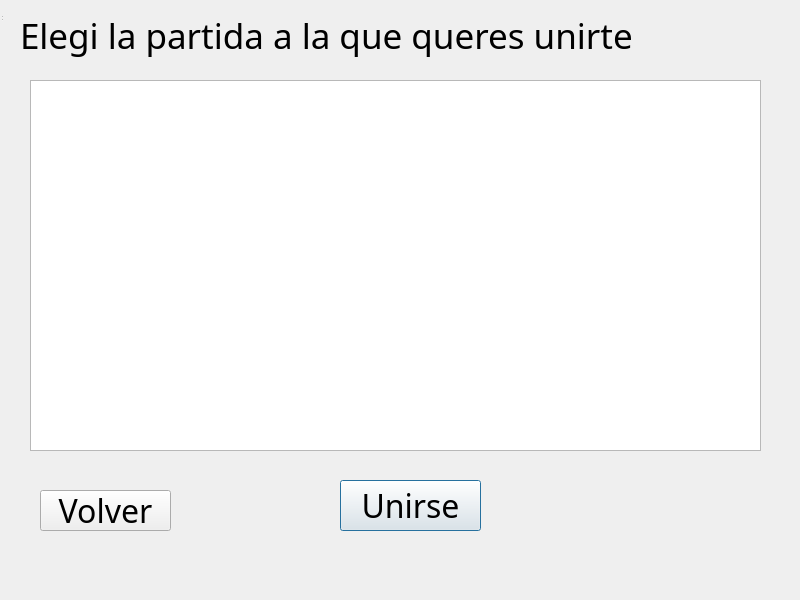
franciscoduc4/TP_Jazz_Jackrabbit_2, file src/Client/Lobby/gamelist.ui: the form before one commit.
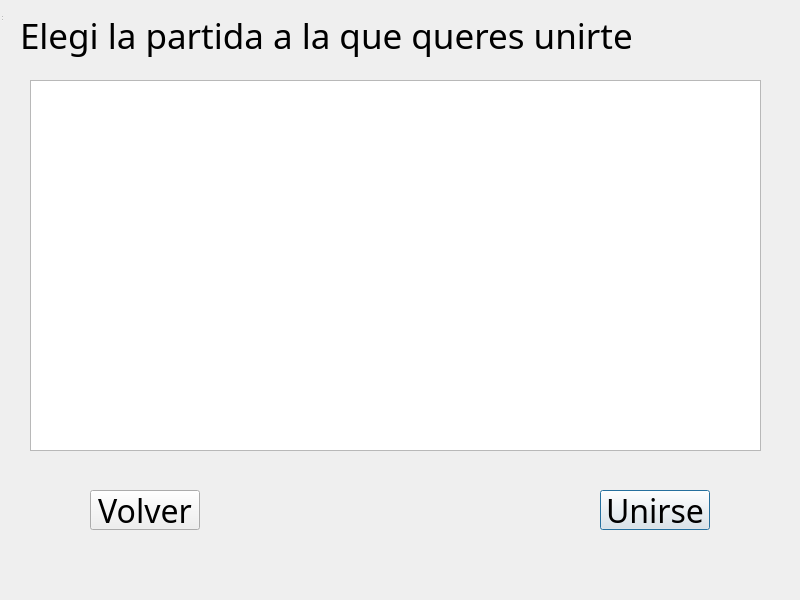
The form after the commit.

Diff of the .ui file:
```diff
--- a/src/Client/Lobby/gamelist.ui
+++ b/src/Client/Lobby/gamelist.ui
@@ -41,10 +41,10 @@
    <widget class="QPushButton" name="btnJoin">
     <property name="geometry">
      <rect>
-      <x>340</x>
-      <y>480</y>
-      <width>141</width>
-      <height>51</height>
+      <x>600</x>
+      <y>490</y>
+      <width>110</width>
+      <height>40</height>
      </rect>
     </property>
     <property name="font">
@@ -79,10 +79,10 @@
    <widget class="QPushButton" name="btnBack">
     <property name="geometry">
      <rect>
-      <x>40</x>
+     <x>90</x>
       <y>490</y>
-      <width>131</width>
-      <height>41</height>
+     <width>110</width>
+     <height>40</height>
      </rect>
     </property>
     <property name="font">
```
Lines whose indentation alone changed are shown as unchanged.
